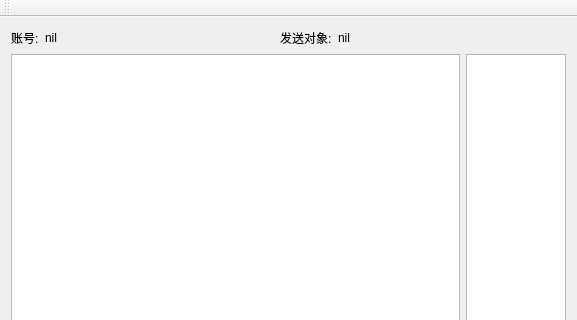
Qt form ChatClient/mainwindow.ui (icew4y/ChatSvr) before a commit; both pictures show x 0 to 577 and y 0 to 320 of the 577 by 465 pixel window.
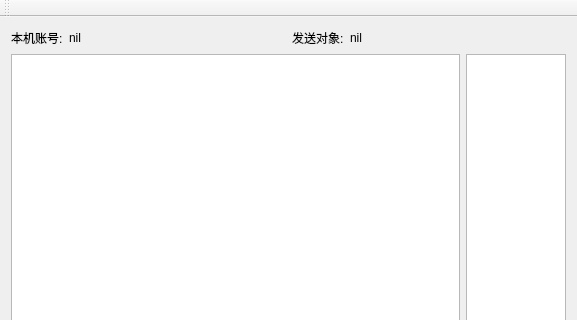
The same form after that commit.

Diff of the .ui file:
```diff
--- a/ChatClient/mainwindow.ui
+++ b/ChatClient/mainwindow.ui
@@ -20,7 +20,7 @@
       <item>
        <widget class="QLabel" name="label">
         <property name="text">
-         <string>账号:</string>
+         <string>本机账号:</string>
         </property>
        </widget>
       </item>
```
Left out of the diff: 2 changed lines with no effect on the pictures.
